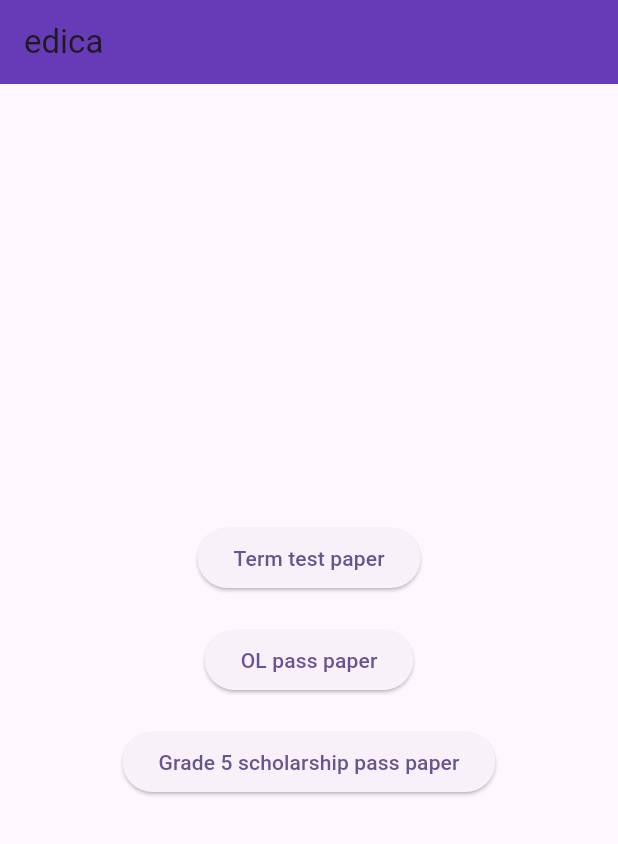
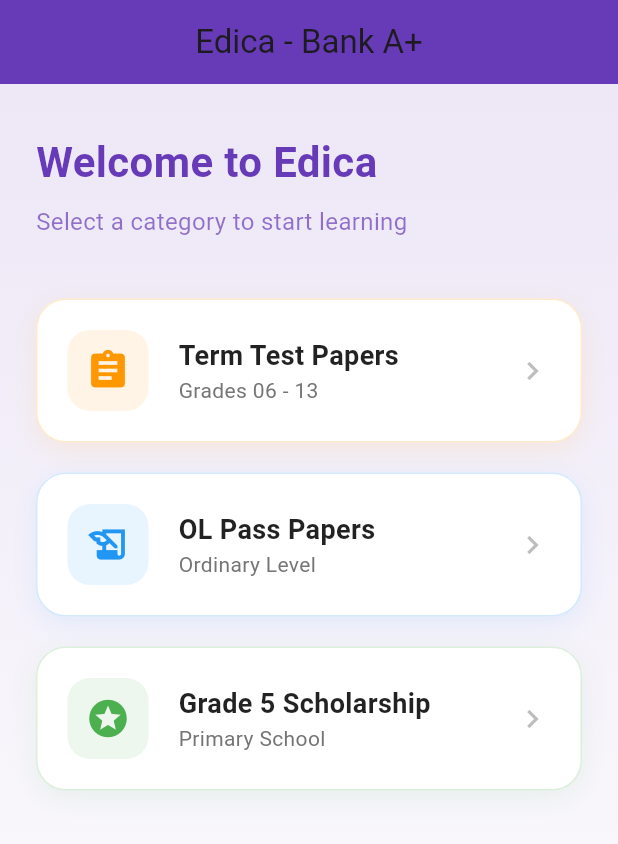
Before and after one commit to pawn3040/bank_a_plus, a Flutter app: the screen it shows after launch, on a phone screen of 412 x 824 dp. Shown: the top 844 px of the screen. Run offline on Flutter 3.47's test engine with Material 3 defaults, Android fonts, the light colour scheme and no system bars; our stand-ins replace firebase_core; accounts and stored records are empty.

```diff
--- a/lib/Home.dart
+++ b/lib/Home.dart
@@ -11,56 +11,144 @@
   Widget build(BuildContext context) {
     return Scaffold(
       appBar: AppBar(
-        title: const Text('edica'),
+        title: const Text('Edica - Bank A+'),
         backgroundColor: Colors.deepPurple,
+        elevation: 0,
+        centerTitle: true,
       ),
-      body: Center(
-        child: Column(
-          mainAxisAlignment: MainAxisAlignment.center,
-          children: [
-            // Term Test Paper
-            ElevatedButton(
-              onPressed: () {
-                Navigator.push(
+      body: Container(
+        decoration: BoxDecoration(
+          gradient: LinearGradient(
+            begin: Alignment.topCenter,
+            end: Alignment.bottomCenter,
+            colors: [Colors.deepPurple.shade50, Colors.white],
+          ),
+        ),
+        child: Padding(
+          padding: const EdgeInsets.symmetric(horizontal: 24.0, vertical: 32.0),
+          child: Column(
+            crossAxisAlignment: CrossAxisAlignment.stretch,
+            children: [
+              const Text(
+                'Welcome to Edica',
+                style: TextStyle(
+                  fontSize: 28,
+                  fontWeight: FontWeight.bold,
+                  color: Colors.deepPurple,
+                ),
+              ),
+              const SizedBox(height: 8),
+              Text(
+                'Select a category to start learning',
+                style: TextStyle(
+                  fontSize: 16,
+                  color: Colors.deepPurple.withOpacity(0.7),
+                ),
+              ),
+              const SizedBox(height: 40),
+              _buildCategoryCard(
+                context,
+                'Term Test Papers',
+                'Grades 06 - 13',
+                Icons.assignment,
+                Colors.orange,
+                () => Navigator.push(
+                  context,
+                  MaterialPageRoute(builder: (context) => const TermTestPaper()),
+                ),
+              ),
+              const SizedBox(height: 20),
+              _buildCategoryCard(
+                context,
+                'OL Pass Papers',
+                'Ordinary Level',
+                Icons.history_edu,
+                Colors.blue,
+                () => Navigator.push(
+                  context,
+                  MaterialPageRoute(builder: (context) => const OlPassPaper()),
+                ),
+              ),
+              const SizedBox(height: 20),
+              _buildCategoryCard(
+                context,
+                'Grade 5 Scholarship',
+                'Primary School',
+                Icons.stars,
+                Colors.green,
+                () => Navigator.push(
                   context,
                   MaterialPageRoute(
-                    builder: (context) => const TermTestPaper(),
+                    builder: (context) => const Grade5ScholarshipPassPaper(),
                   ),
-                );
-              },
-              child: const Text('Term test paper'),
+                ),
+              ),
+            ],
+          ),
+        ),
+      ),
+    );
+  }
+
+  Widget _buildCategoryCard(
+    BuildContext context,
+    String title,
+    String subtitle,
+    IconData icon,
+    Color color,
+    VoidCallback onTap,
+  ) {
+    return InkWell(
+      onTap: onTap,
+      borderRadius: BorderRadius.circular(20),
+      child: Container(
+        padding: const EdgeInsets.all(20),
+        decoration: BoxDecoration(
+          color: Colors.white,
+          borderRadius: BorderRadius.circular(20),
+          boxShadow: [
+            BoxShadow(
+              color: color.withOpacity(0.1),
+              blurRadius: 15,
+              offset: const Offset(0, 5),
             ),
-
-            const SizedBox(height: 20),
-
-            // OL Pass Paper
-            ElevatedButton(
-              onPressed: () {
-                Navigator.push(
-                  context,
-                  MaterialPageRoute(
-                    builder: (context) => const OlPassPaper(),
+          ],
+          border: Border.all(color: color.withOpacity(0.2)),
+        ),
+        child: Row(
+          children: [
+            Container(
+              padding: const EdgeInsets.all(12),
+              decoration: BoxDecoration(
+                color: color.withOpacity(0.1),
+                borderRadius: BorderRadius.circular(15),
+              ),
+              child: Icon(icon, color: color, size: 30),
+            ),
+            const SizedBox(width: 20),
+            Expanded(
+              child: Column(
+                crossAxisAlignment: CrossAxisAlignment.start,
+                children: [
+                  Text(
+                    title,
+                    style: const TextStyle(
+                      fontSize: 18,
+                      fontWeight: FontWeight.bold,
+                      color: Colors.black87,
+                    ),
                   ),
-                );
-              },
-              child: const Text('OL pass paper'),
+                  Text(
+                    subtitle,
+                    style: TextStyle(
+                      fontSize: 14,
+                      color: Colors.grey.shade600,
+                    ),
+                  ),
+                ],
+              ),
             ),
-
-            const SizedBox(height: 20),
-
-            // Grade 5 Scholarship
-            ElevatedButton(
-              onPressed: () {
-                Navigator.push(
-                  context,
-                  MaterialPageRoute(
-                    builder: (context) =>
-                        const Grade5ScholarshipPassPaper(),
-                  ),
-                );
-              },
-              child: const Text('Grade 5 scholarship pass paper'),
-            ),
+            Icon(Icons.chevron_right, color: Colors.grey.shade400),
           ],
         ),
       ),
--- a/lib/main.dart
+++ b/lib/main.dart
@@ -12,7 +12,7 @@
   @override
   Widget build(BuildContext context) {
     return MaterialApp(
-      title: 'Plansit',
+      title: 'edica',
       theme: ThemeData(
         colorScheme: ColorScheme.fromSeed(seedColor: Colors.deepPurple),
       ),
```
Also changed, not shown: lib/TermTestPaper.dart (+98 -3 lines).
